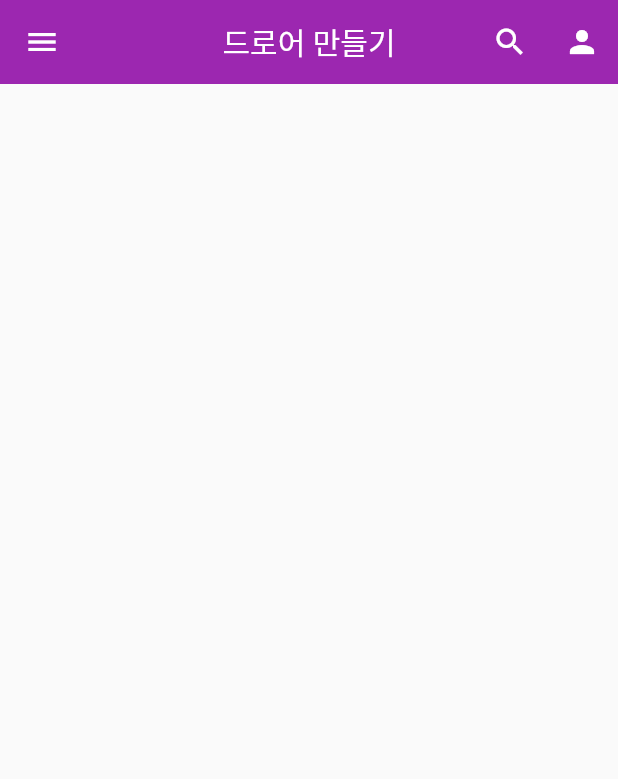
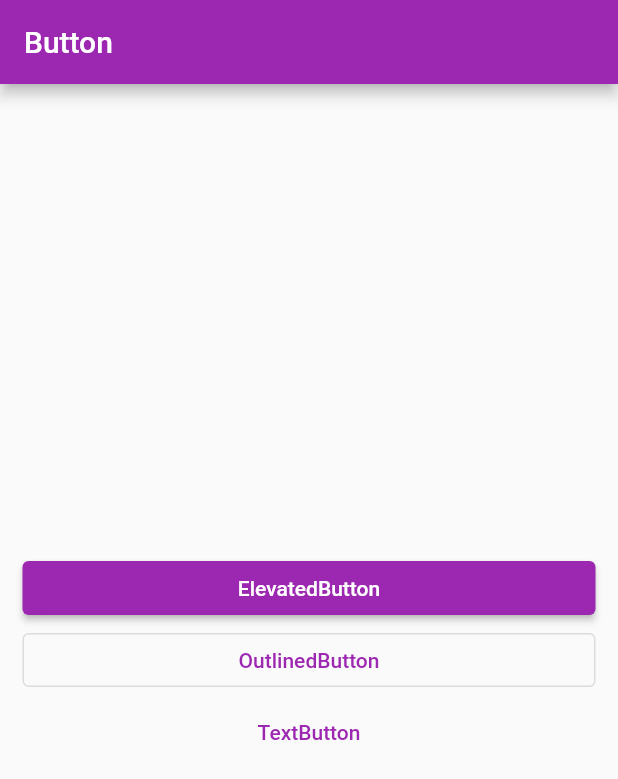
Before and after one commit to haruachm/Flutter-Study, a Flutter app: the screen it shows after launch, on a phone screen of 412 x 824 dp. Shown: the top 779 px of the screen. Run offline on Flutter 3.47's test engine with Material 2 defaults, Android fonts, the phone set to English and light mode, and no system bars.

Commit message:
Study : Flutter Button Widget

```diff
--- a/lib/screen/home_screen.dart
+++ b/lib/screen/home_screen.dart
@@ -8,82 +8,27 @@ class HomeScreen extends StatelessWidget {
   Widget build(BuildContext context) {
     return Scaffold(
       appBar: AppBar(
-        title: Text('드로어 만들기'),
-        centerTitle: true,
-        elevation: 0.0,
-        actions: [
-          IconButton(
-            onPressed: () {},
-            icon: Icon(Icons.search),
-          ),
-          IconButton(
-            onPressed: () {},
-            icon: Icon(Icons.person),
-          )
-        ],
+        title: Text('Button'),
       ),
-      drawer: Drawer(
-        child: ListView(
+      body: Padding(
+        padding: const EdgeInsets.symmetric(
+          horizontal: 15.0,
+        ),
+        child: Column(
+          mainAxisAlignment: MainAxisAlignment.center,
+          crossAxisAlignment: CrossAxisAlignment.stretch,
           children: [
-            UserAccountsDrawerHeader(
-              currentAccountPicture: CircleAvatar(
-                backgroundImage: AssetImage('assets/image/dog.jpg'),
-              ),
-              otherAccountsPictures: [
-                CircleAvatar(
-                  backgroundImage: AssetImage('assets/image/yanado.jpg'),
-                ),
-              ],
-              accountName: Text('화니네'),
-              accountEmail: Text('abc12356@naver.com'),
-              onDetailsPressed: () {},
-              decoration: BoxDecoration(
-                color: Colors.purple[200],
-                borderRadius: BorderRadius.only(
-                  bottomLeft: Radius.circular(10.0),
-                  bottomRight: Radius.circular(10.0),
-                ),
-              ),
+            ElevatedButton(
+              onPressed: () {},
+              child: Text('ElevatedButton'),
             ),
-            ListTile(
-              leading: Icon(Icons.home),
-              iconColor: Colors.purple,
-              focusColor: Colors.purple,
-              title: Text('홈'),
-              onTap: () {},
-              trailing: Icon(Icons.navigate_next),
+            OutlinedButton(
+              onPressed: () {},
+              child: Text('OutlinedButton'),
             ),
-            ListTile(
-              leading: Icon(Icons.shopping_cart_rounded),
-              iconColor: Colors.purple,
-              focusColor: Colors.purple,
-              title: Text('쇼핑'),
-              onTap: () {},
-              trailing: Icon(Icons.navigate_next),
-            ),
-            ListTile(
-              leading: Icon(Icons.mark_as_unread_sharp),
-              iconColor: Colors.purple,
-              focusColor: Colors.purple,
-              title: Text('편지함'),
-              onTap: () {},
-              trailing: Icon(Icons.navigate_next),
-            ),
-            ListTile(
-              leading: Icon(Icons.restore_from_trash),
-              iconColor: Colors.purple,
-              focusColor: Colors.purple,
-              title: Text('휴지통'),
-              onTap: () {},
-              trailing: Icon(Icons.navigate_next),
-            ),
-            ListTile(
-              leading: Icon(Icons.settings),
-              iconColor: Colors.purple,
-              focusColor: Colors.purple,
-              title: Text('설정'),
-              onTap: () {},
-              trailing: Icon(Icons.navigate_next),
+            TextButton(
+              onPressed: () {},
+              child: Text('TextButton'),
             ),
           ],
         ),
```
Also changed, not shown: pubspec.lock, 1 other file.
